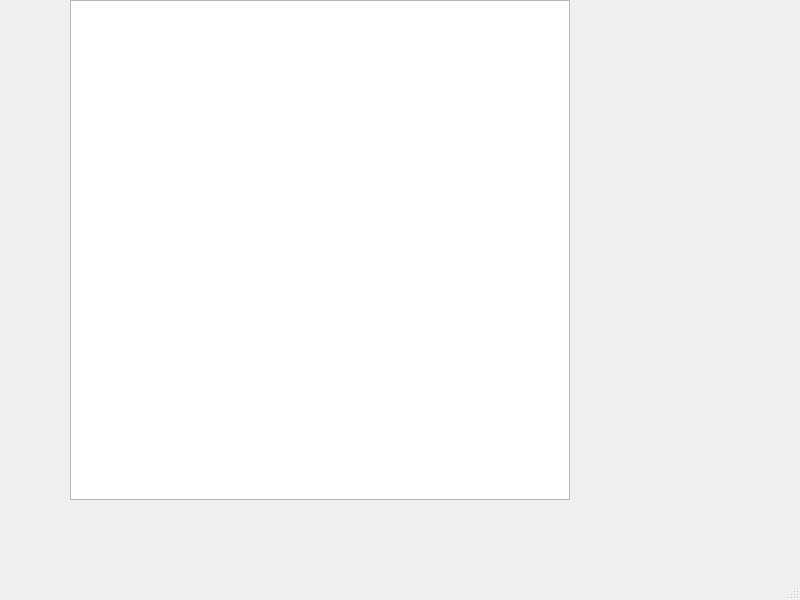
Qt form mainwindow.ui (jstom12/practica_5) before a commit.
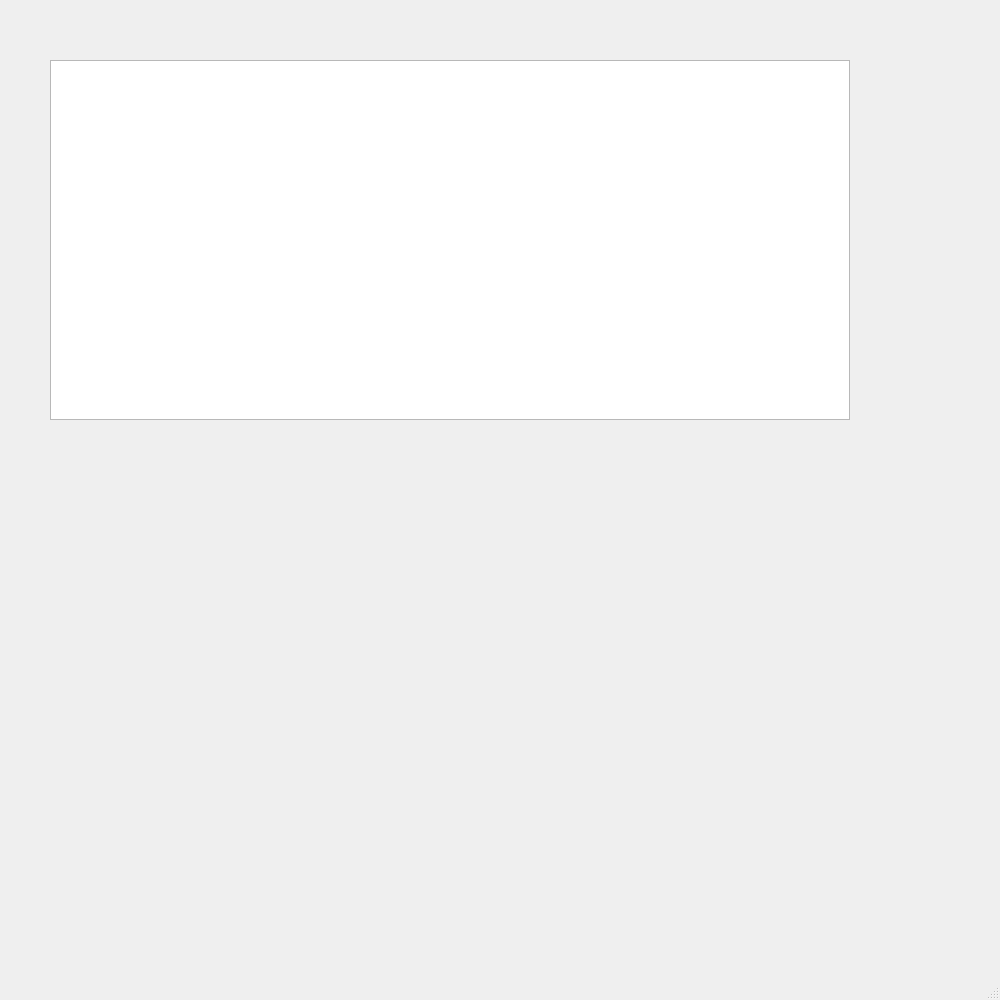
The same form after that commit.

What changed in the file:
```diff
--- a/mainwindow.ui
+++ b/mainwindow.ui
@@ -6,8 +6,8 @@
    <rect>
     <x>0</x>
     <y>0</y>
-    <width>800</width>
-    <height>600</height>
+    <width>1000</width>
+    <height>1000</height>
    </rect>
   </property>
   <property name="windowTitle">
@@ -17,10 +17,10 @@
    <widget class="QGraphicsView" name="graphicsView">
     <property name="geometry">
      <rect>
-      <x>70</x>
-      <y>0</y>
-      <width>500</width>
-      <height>500</height>
+      <x>50</x>
+      <y>60</y>
+      <width>800</width>
+      <height>360</height>
      </rect>
     </property>
    </widget>
```
Left out of the diff: 2 changed lines with no effect on the pictures.
